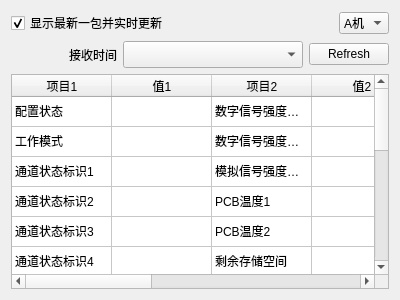
The window that ui/status.ui (ArtisticZhao/file_sender_to_GNURadio) describes before a commit, drawn with Qt 5.
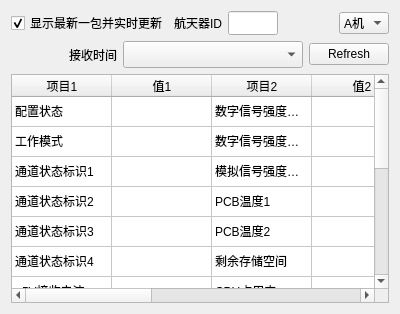
The same window after the commit.

```diff
--- a/ui/status.ui
+++ b/ui/status.ui
@@ -7,7 +7,7 @@
     <x>0</x>
     <y>0</y>
     <width>400</width>
-    <height>300</height>
+    <height>314</height>
    </rect>
   </property>
   <property name="windowTitle">
@@ -26,6 +26,32 @@
        </property>
       </widget>
      </item>
+     <item>
+      <widget class="QLabel" name="label_2">
+       <property name="text">
+        <string>航天器ID</string>
+       </property>
+      </widget>
+     </item>
+     <item>
+      <widget class="QLineEdit" name="lineEdit">
+       <property name="sizePolicy">
+        <sizepolicy hsizetype="Maximum" vsizetype="Fixed">
+         <horstretch>0</horstretch>
+         <verstretch>0</verstretch>
+        </sizepolicy>
+       </property>
+       <property name="maximumSize">
+        <size>
+         <width>50</width>
+         <height>50</height>
+        </size>
+       </property>
+       <property name="readOnly">
+        <bool>true</bool>
+       </property>
+      </widget>
+     </item>
      <item>
       <spacer name="horizontalSpacer_3">
        <property name="orientation">
```
